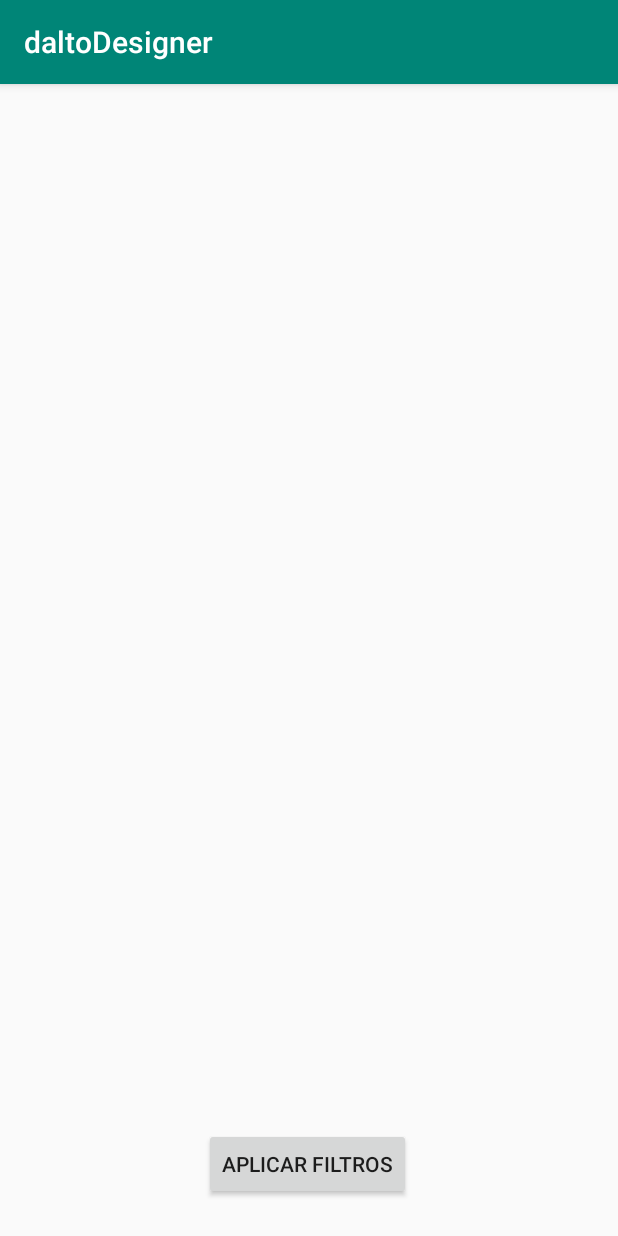
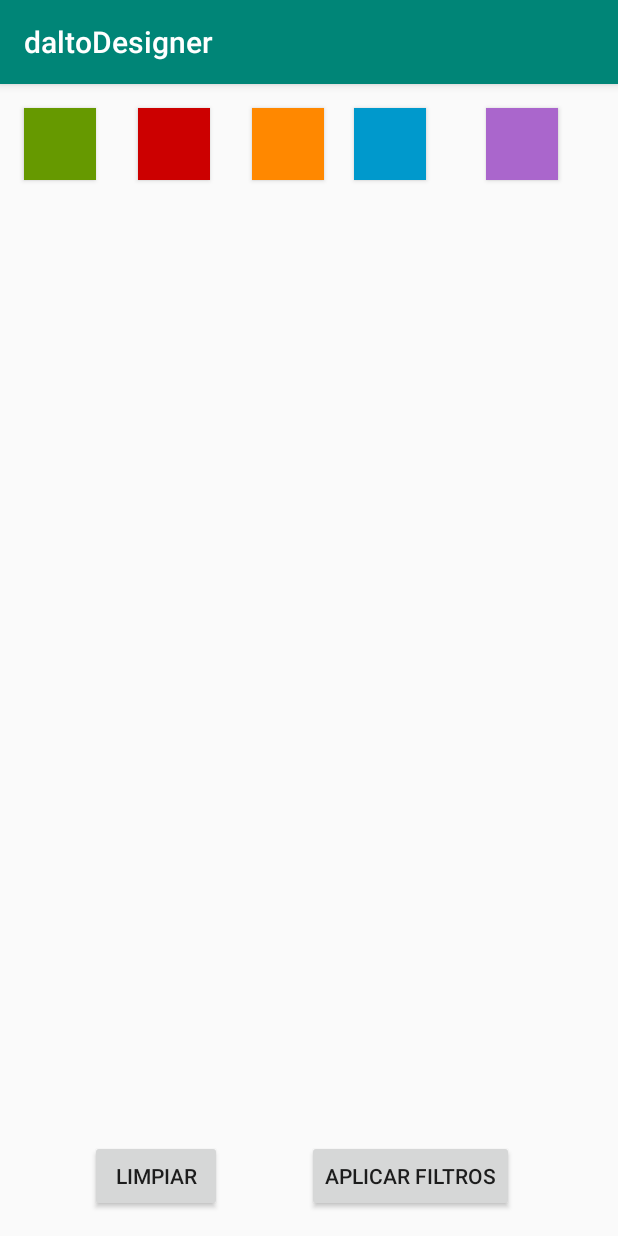
Before and after one commit to proyectos-savsolutions/daltoDesigner, an Android app: the frgAreaDibujo screen opened through its navigation route, on a phone screen of 412 x 824 dp. Run offline under Robolectric (Android 15) with nearby library versions, the phone set to English and light mode, and no system bars.

Commit message:
Adición de los botones con los colores que utilizarán para dibujar en área de dibujo

```diff
--- a/app/src/main/res/layout/fragment_frg_area_dibujo.xml
+++ b/app/src/main/res/layout/fragment_frg_area_dibujo.xml
@@ -9,32 +9,106 @@
     <!-- TODO: Update blank fragment layout -->
 
     <Button
+        android:id="@+id/btnColorNaranja"
+        android:layout_width="48dp"
+        android:layout_height="48dp"
+
+        android:layout_marginStart="28dp"
+        android:layout_marginLeft="28dp"
+        android:layout_marginTop="16dp"
+        android:background="@android:color/holo_orange_dark"
+        app:layout_constraintStart_toEndOf="@+id/btnColorRojo"
+        app:layout_constraintTop_toTopOf="parent" />
+
+    <Button
+        android:id="@+id/btnColorRojo"
+        android:layout_width="48dp"
+        android:layout_height="48dp"
+
+        android:layout_marginStart="28dp"
+        android:layout_marginLeft="28dp"
+        android:layout_marginTop="16dp"
+        android:background="@android:color/holo_red_dark"
+        app:layout_constraintStart_toEndOf="@+id/btnColorVerde"
+        app:layout_constraintTop_toTopOf="parent" />
+
+    <Button
+        android:id="@+id/btnColorVerde"
+        android:layout_width="48dp"
+        android:layout_height="48dp"
+
+        android:layout_marginStart="16dp"
+        android:layout_marginLeft="16dp"
+        android:layout_marginTop="16dp"
+        android:background="@android:color/holo_green_dark"
+        app:layout_constraintStart_toStartOf="parent"
+        app:layout_constraintTop_toTopOf="parent" />
+
+    <Button
+        android:id="@+id/btnColorAzul"
+        android:layout_width="48dp"
+        android:layout_height="48dp"
+        android:layout_marginStart="20dp"
+        android:layout_marginLeft="20dp"
+        android:layout_marginTop="16dp"
+        android:background="@android:color/holo_blue_dark"
+        app:layout_constraintStart_toEndOf="@+id/btnColorNaranja"
+        app:layout_constraintTop_toTopOf="parent" />
+
+    <Button
+        android:id="@+id/btnColorPurpura"
+        android:layout_width="48dp"
+        android:layout_height="48dp"
+
+        android:layout_marginStart="8dp"
+        android:layout_marginLeft="8dp"
+        android:layout_marginTop="16dp"
+        android:layout_marginEnd="8dp"
+        android:layout_marginRight="8dp"
+        android:background="@android:color/holo_purple"
+        app:layout_constraintEnd_toEndOf="parent"
+        app:layout_constraintStart_toEndOf="@+id/btnColorAzul"
+        app:layout_constraintTop_toTopOf="parent" />
+
+    <Button
+        android:id="@+id/btnLimpiarAreaDibujo"
+        android:layout_width="wrap_content"
+        android:layout_height="wrap_content"
+        android:layout_marginStart="60dp"
+        android:layout_marginLeft="60dp"
+        android:layout_marginBottom="16dp"
+        android:text="@string/btnLimpiarCanvas"
+        app:layout_constraintBottom_toBottomOf="parent"
+        app:layout_constraintStart_toStartOf="parent" />
+
+    <Button
         android:id="@+id/btnAplicarFiltros"
         android:layout_width="wrap_content"
         android:layout_height="wrap_content"
-        android:layout_marginStart="132dp"
-        android:layout_marginLeft="132dp"
+        android:layout_marginStart="8dp"
+        android:layout_marginLeft="8dp"
         android:layout_marginEnd="8dp"
         android:layout_marginRight="132dp"
-        android:layout_marginBottom="24dp"
+        android:layout_marginBottom="16dp"
         android:text="@string/btnAplicarFiltros"
         app:layout_constraintBottom_toBottomOf="parent"
         app:layout_constraintEnd_toEndOf="parent"
-        app:layout_constraintHorizontal_bias="0.028"
-        app:layout_constraintStart_toStartOf="parent" />
+        app:layout_constraintHorizontal_bias="0.444"
+        app:layout_constraintStart_toEndOf="@+id/btnLimpiarAreaDibujo" />
 
     <co.savsolutions.daltodesigner.CanvasView
         android:id="@+id/cnvEspacioDibujo"
-        android:layout_width="333dp"
-        android:layout_height="425dp"
-        android:layout_marginStart="16dp"
-        android:layout_marginTop="16dp"
-        android:layout_marginEnd="16dp"
+        android:layout_width="0dp"
+        android:layout_height="0dp"
+        android:layout_marginStart="8dp"
+        android:layout_marginLeft="8dp"
+        android:layout_marginTop="8dp"
+        android:layout_marginEnd="8dp"
+        android:layout_marginRight="8dp"
         android:layout_marginBottom="8dp"
         app:layout_constraintBottom_toTopOf="@+id/btnAplicarFiltros"
         app:layout_constraintEnd_toEndOf="parent"
-        app:layout_constraintHorizontal_bias="0.526"
         app:layout_constraintStart_toStartOf="parent"
-        app:layout_constraintTop_toTopOf="parent" />
+        app:layout_constraintTop_toBottomOf="@+id/btnColorNaranja" />
 
 </android.support.constraint.ConstraintLayout>
--- a/app/src/main/res/values/strings.xml
+++ b/app/src/main/res/values/strings.xml
@@ -10,4 +10,5 @@
     <string name="txtSeleccionarFiltroSegunDaltonismo">Escoge el filtro a usar según el nivel de daltonismo diagnosticaco</string>
     <string name="txtCompartirDiseno">Compartir Diseño</string>
     <string name="txtCompatirPorCorreoElectronico">Enviar por correo electrónico</string>
+    <string name="btnLimpiarCanvas">Limpiar</string>
 </resources>
```
